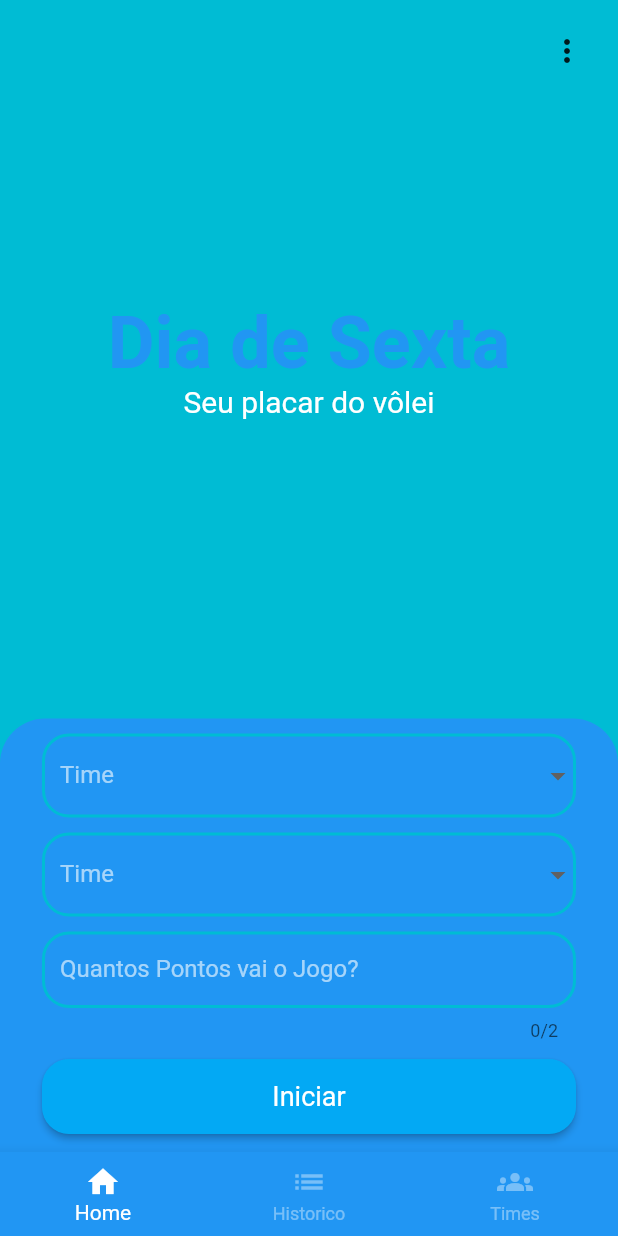
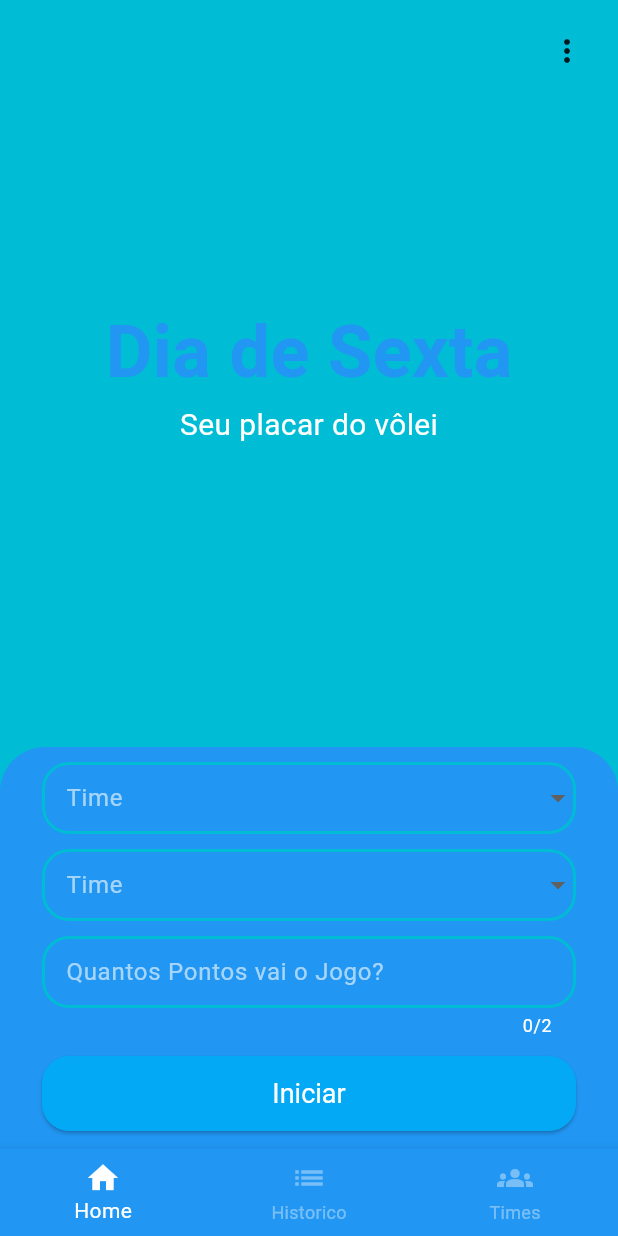
Before and after one commit to MarcioBastosN/dia_de_sexta, a Flutter app: the screen it shows after launch, on a phone screen of 412 x 824 dp. Run offline on Flutter 3.47's test engine with Material 2 defaults, Android fonts, the phone set to English and light mode, and no system bars; our stand-ins replace animated_splash_screen, flutter_slidable, flutter_speed_dial, lottie, multi_select_flutter, page_transition and 3 more; missing offline and left inert: flutter_flip_card, social_share; accounts and stored records are empty.

Commit message:
ajustes colorscheme

```diff
--- a/lib/asset/custon/my_theme.dart
+++ b/lib/asset/custon/my_theme.dart
@@ -2,21 +2,36 @@ import 'package:flutter/material.dart';
 
 class MyTheme {
   final tema = ThemeData(
+      useMaterial3: true,
       primaryColor: Colors.black87, // define a cor padrao, cor do placar
-      backgroundColor: Colors.cyan, //cor de fundo da aplicação
-      primarySwatch: Colors.blue,
+      colorScheme: const ColorScheme(
+        brightness: Brightness.light,
+        primary: Colors.cyan,
+        onPrimary: Colors.white,
+        secondary: Colors.blue,
+        onSecondary: Colors.white,
+        error: Colors.orange,
+        onError: Colors.black,
+        background: Colors.cyan,
+        onBackground: Colors.white,
+        surface: Colors.blue,
+        onSurface: Colors.white,
+      ),
+      // primarySwatch: Colors.blue,
       textTheme: const TextTheme(
-        headline1: TextStyle(
+        // headline1:
+        displayLarge: TextStyle(
           fontWeight: FontWeight.bold,
-          color: Colors.white,
+          // color: Colors.white,
         ),
-        headline4: TextStyle(
+        // headline4:
+        headlineMedium: TextStyle(
           fontSize: 30,
-          color: Colors.white,
         ),
-        bodyText2: TextStyle(
-          color: Colors.white,
-        ),
+        // bodyText2:
+        bodyMedium: TextStyle(
+            // color: Colors.red,
+            ),
       ),
       elevatedButtonTheme: ElevatedButtonThemeData(
         style: ElevatedButton.styleFrom(
--- a/lib/view/compoment/mostrador_placar_compoment.dart
+++ b/lib/view/compoment/mostrador_placar_compoment.dart
@@ -64,16 +64,16 @@ class _MyWidgetState extends State<PlacarComponent> {
                 padding: const EdgeInsets.symmetric(horizontal: 8),
                 child: Text(
                   widget.titulo,
-                  style: Theme.of(context).textTheme.headline4,
+                  style: Theme.of(context).textTheme.headlineMedium,
                 ),
               ),
               Padding(
                 padding: const EdgeInsets.symmetric(horizontal: 8),
                 child: Text(
                   widget.placar,
-                  style: Theme.of(context).textTheme.headline1,
+                  style: Theme.of(context).textTheme.displayLarge,
                   // style: GoogleFonts.getFont('Play'),
-                  textScaleFactor: 1.5,
+                  textScaleFactor: 2.5,
                 ),
               ),
               // botoes
--- a/lib/view/home_screen/home_screen.dart
+++ b/lib/view/home_screen/home_screen.dart
@@ -16,7 +16,6 @@ class HomeScreen extends StatefulWidget {
 class _HomeScreenState extends State<HomeScreen> {
   @override
   void initState() {
-    super.initState();
     // defini o limite de jogadores no grupo
     Provider.of<Definicoes>(context, listen: false).loadDate().whenComplete(() {
       if (Provider.of<Definicoes>(context, listen: false).listaDef.isEmpty) {
@@ -40,6 +39,7 @@ class _HomeScreenState extends State<HomeScreen> {
                 .retornaLimiteJogadores()));
       }
     });
+    super.initState();
   }
 
   final pageController = PageController();
@@ -48,7 +48,7 @@ class _HomeScreenState extends State<HomeScreen> {
   @override
   Widget build(BuildContext context) {
     return Scaffold(
-      backgroundColor: Theme.of(context).copyWith().backgroundColor,
+      backgroundColor: Theme.of(context).colorScheme.primary,
       body: PageView(
         controller: pageController,
         physics: const NeverScrollableScrollPhysics(),
@@ -71,8 +71,8 @@ class _HomeScreenState extends State<HomeScreen> {
           });
         },
         type: BottomNavigationBarType.fixed,
-        backgroundColor: Colors.blue,
-        selectedItemColor: Colors.white,
+        backgroundColor: Theme.of(context).colorScheme.secondary,
+        selectedItemColor: Theme.of(context).colorScheme.onSecondary,
         unselectedItemColor: Colors.white.withAlpha(100),
         currentIndex: currentindex,
         items: const [
--- a/lib/view/splash_screen.dart
+++ b/lib/view/splash_screen.dart
@@ -10,7 +10,7 @@ class SplashScreen extends StatelessWidget {
   @override
   Widget build(BuildContext context) {
     return AnimatedSplashScreen(
-      backgroundColor: Theme.of(context).backgroundColor,
+      backgroundColor: Theme.of(context).colorScheme.primary,
       splashIconSize: 250,
       animationDuration: const Duration(seconds: 1),
       duration: 1000,
```
Also changed, not shown: lib/model/times.dart (+16 -18 lines), lib/view/compoment/times/grid_times.dart (+0 -37 lines).
